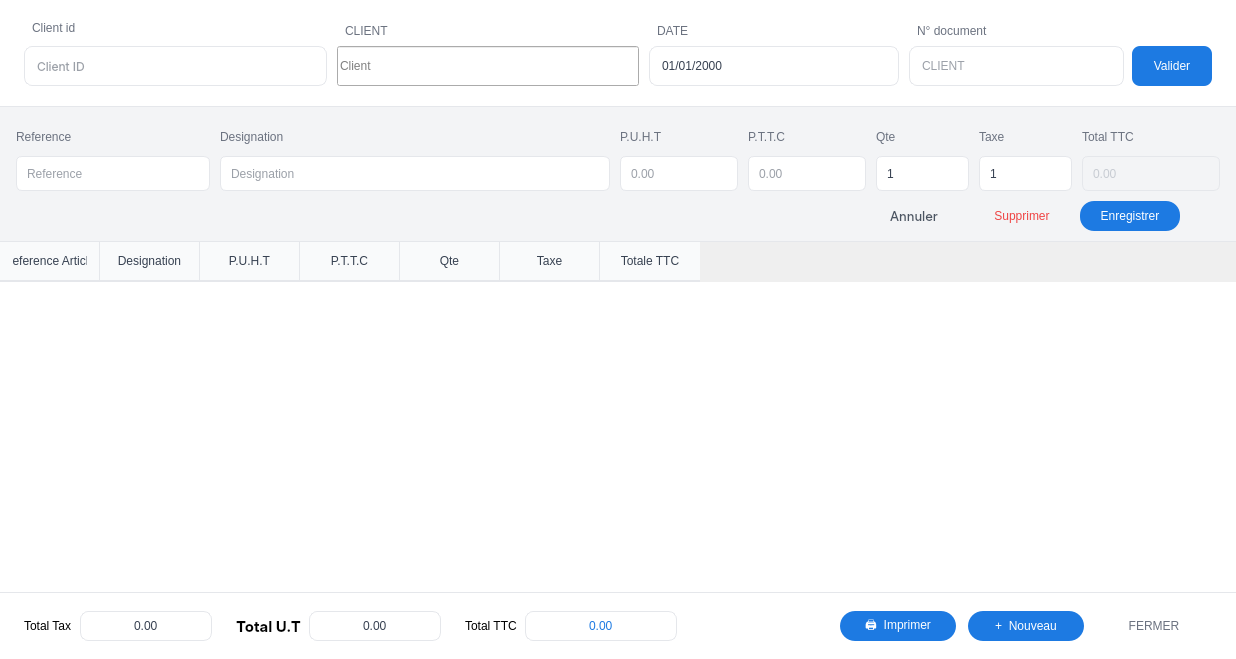
Qt form program/windows/nouveau_doc/doc.ui (lak-barmajyat/ERP) before a commit.
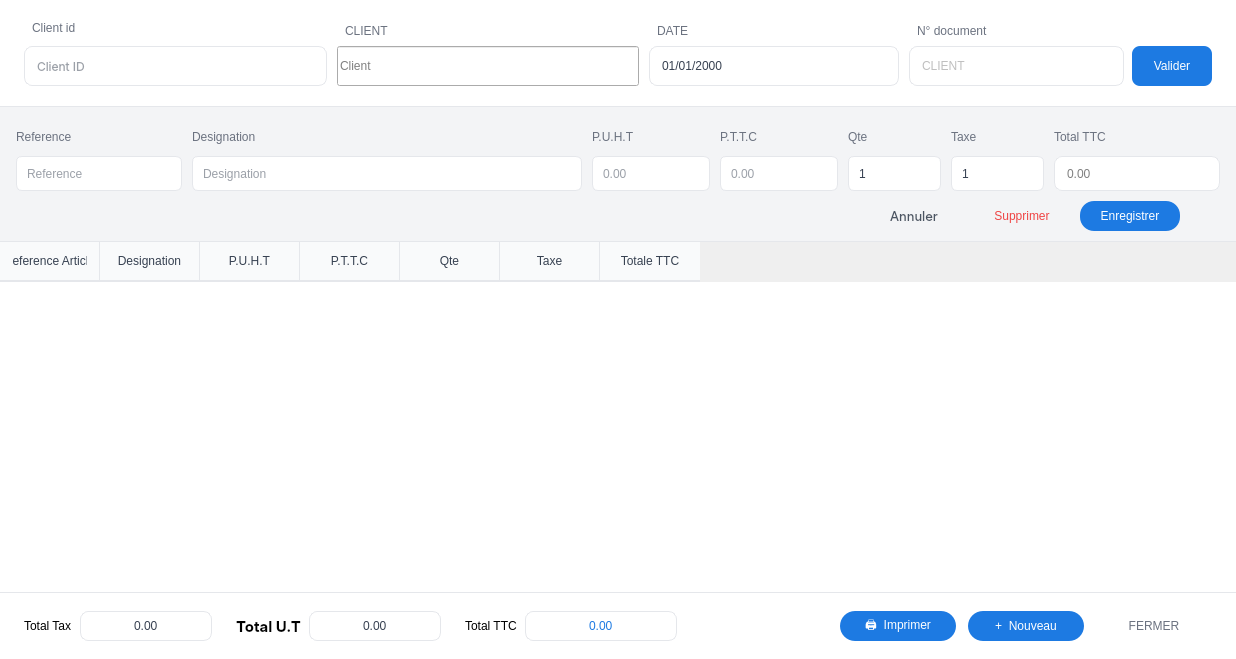
The same form after that commit. Icons and pictures are not drawn.

Commit message: set QSS of readonly editline and disabled button

```diff
--- a/program/windows/nouveau_doc/doc.ui
+++ b/program/windows/nouveau_doc/doc.ui
@@ -321,7 +321,20 @@
               </size>
              </property>
              <property name="styleSheet">
-              <string notr="true">QLineEdit#n_piece_editline { background-color: #ffffff; border: 1px solid #e5e7eb; border-radius: 8px; padding: 6px 10px; font: 400 9pt &quot;Inter&quot;; color: #374151; min-width: 120px; } QLineEdit#n_piece_editline:hover { border-color: #d1d5db; } QLineEdit#n_piece_editline:focus { border-color: #1d7ae2; }</string>
+              <string notr="true">QLineEdit#n_piece_editline { background-color: #ffffff; border: 1px solid #e5e7eb; border-radius: 8px; padding: 6px 10px; font: 400 9pt &quot;Inter&quot;; color: gray; min-width: 120px; } QLineEdit#n_piece_editline:hover { border-color: #d1d5db; } QLineEdit#n_piece_editline:focus { border-color: #1d7ae2; }
+
+/* --- Added Read-Only State --- */
+QLineEdit#n_piece_editline[readOnly=&quot;true&quot;] {
+    background-color: #f9fafb;    /* Light grey &quot;locked&quot; background */
+    color: #9ca3af;               /* Lighter grey text */
+    border: 1px solid #f3f4f6;    /* Very faint border */
+}
+
+/* Prevents the hover/focus colors from appearing when read-only */
+QLineEdit#n_piece_editline[readOnly=&quot;true&quot;]:hover,
+QLineEdit#n_piece_editline[readOnly=&quot;true&quot;]:focus {
+    border-color: #f3f4f6;
+}</string>
              </property>
              <property name="alignment">
               <set>Qt::AlignLeading|Qt::AlignLeft|Qt::AlignVCenter</set>
@@ -705,13 +718,13 @@
              </property>
              <property name="minimumSize">
               <size>
-               <width>108</width>
+               <width>0</width>
                <height>35</height>
               </size>
              </property>
              <property name="maximumSize">
               <size>
-               <width>138</width>
+               <width>16777215</width>
                <height>35</height>
               </size>
              </property>
@@ -719,7 +732,20 @@
               <enum>Qt::LeftToRight</enum>
              </property>
              <property name="styleSheet">
-              <string notr="true">QLineEdit#total_ttc_editline { background-color: #f3f4f6; border: 1px solid #e5e7eb; border-radius: 6px; padding: 5px 8px; font: 400 9pt &quot;Inter&quot;; color: #9ca3af; min-width: 90px; max-width: 120px; }</string>
+              <string notr="true">QLineEdit#total_ttc_editline { background-color: #ffffff; border: 1px solid #e5e7eb; border-radius: 8px; padding: 6px 10px; font: 400 9pt &quot;Inter&quot;; color: #000000  } QLineEdit#total_ttc_editline:hover { border-color: #d1d5db; } QLineEdit#total_ttc_editline:focus { border-color: #1d7ae2; }
+
+/* --- Added Read-Only State --- */
+QLineEdit#total_ttc_editline[readOnly=&quot;true&quot;] {
+    background-color: #f9fafb;    /* Light grey &quot;locked&quot; background */
+    color: #000000;               /* Lighter grey text */
+    border: 1px solid #rgb(143, 144, 145);    /* Very faint border */
+}
+
+/* Prevents the hover/focus colors from appearing when read-only */
+QLineEdit#total_ttc_editline[readOnly=&quot;true&quot;]:hover,
+QLineEdit#total_ttc_editline[readOnly=&quot;true&quot;]:focus {
+    border-color: #f3f4f6;
+}</string>
              </property>
              <property name="alignment">
               <set>Qt::AlignLeading|Qt::AlignLeft|Qt::AlignVCenter</set>
```
Left out of the diff: 76 changed lines with no effect on the pictures.
